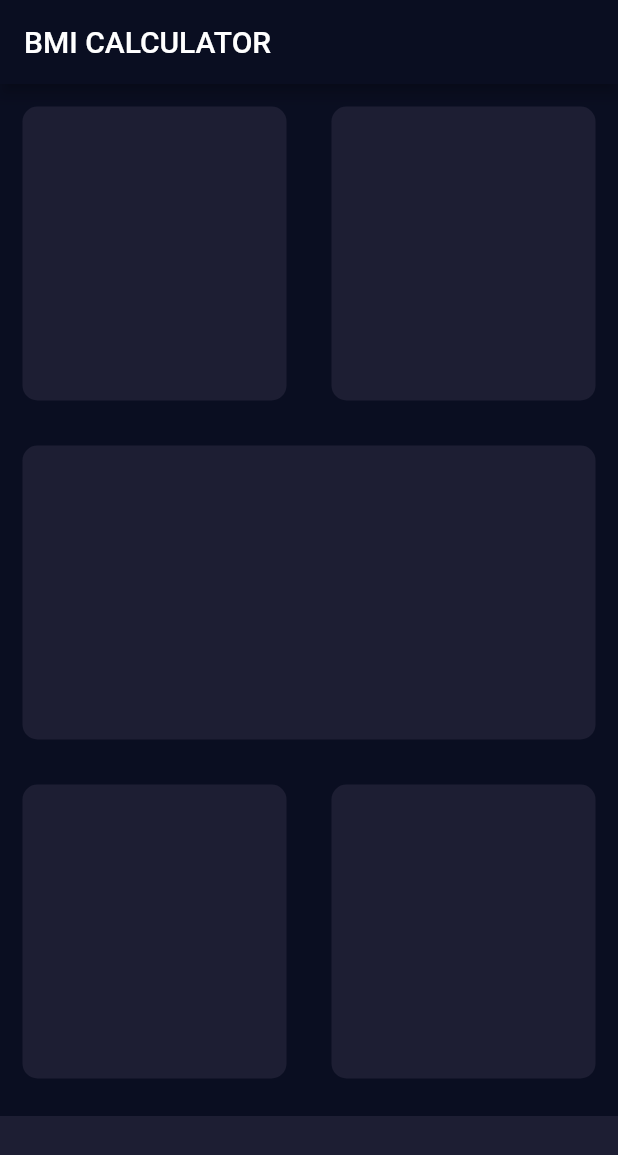
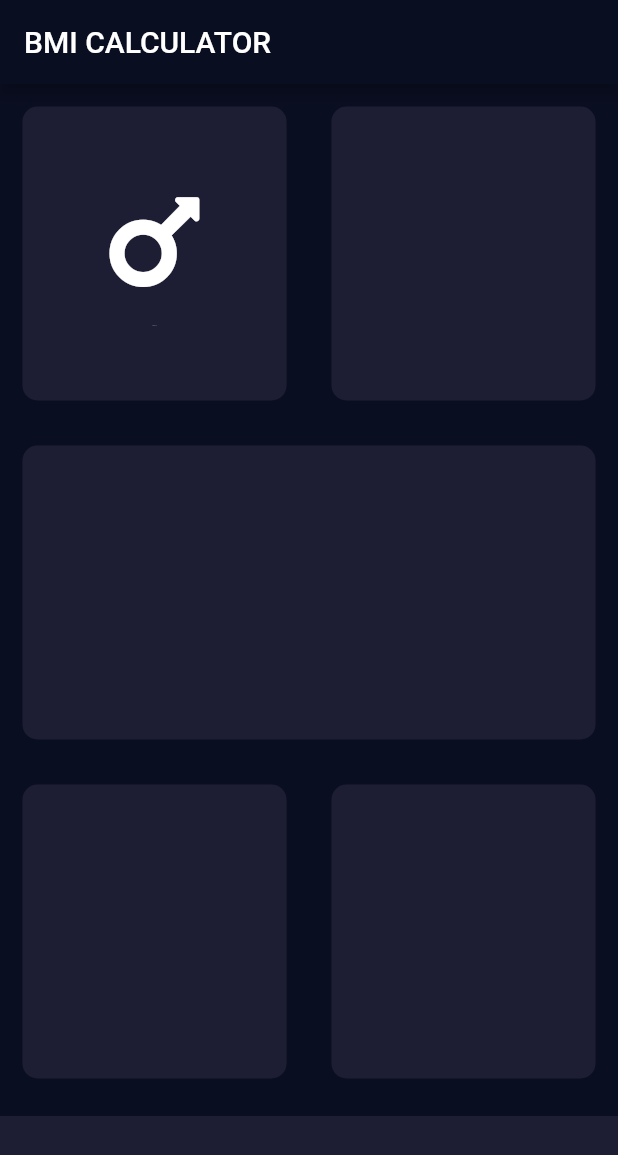
Before and after one commit to ntk-nguyen/bmi-calculator-flutter, a Flutter app: the screen it shows after launch, on a phone screen of 412 x 824 dp. Shown: the top 1155 px of the screen. Run offline on Flutter 3.47's test engine with Material 2 defaults, Android fonts, the phone set to English and light mode, and no system bars; our stand-ins replace font_awesome_flutter.

Commit message:
Customize widgets and add font-awesome-flutter

```diff
--- a/lib/input_page.dart
+++ b/lib/input_page.dart
@@ -1,4 +1,5 @@
 import 'package:flutter/material.dart';
+import 'package:font_awesome_flutter/font_awesome_flutter.dart';
 
 const activeCardColor = Color(0xFF1D1E33);
 const bottomContainerColor = Color(0xFF1D1E33);
@@ -22,7 +23,27 @@ class _InputPageState extends State<InputPage> {
             child: Row(
               children: <Widget>[
                 Expanded(
-                    child: ReusableCard(color: activeCardColor)
+                    child: ReusableCard(
+                        color: activeCardColor,
+                        cardChild: Column(
+                          mainAxisAlignment: MainAxisAlignment.center,
+                          children: <Widget>[
+                            Icon(
+                              FontAwesomeIcons.mars,
+                              size: 80.0,
+                            ),
+                            SizedBox(
+                              height: 15.0,
+                            ),
+                            Text('MALE',
+                                style: TextStyle(
+                                    fontSize: 1.0,
+                                  color: Color(0xFF8D8E98),
+                              ),
+                            ),
+                          ],
+                        ),
+                    )
                 ),
                 Expanded(
                     child: ReusableCard(color: activeCardColor)
--- a/pubspec.yaml
+++ b/pubspec.yaml
@@ -12,7 +12,7 @@ dependencies:
 
   cupertino_icons: ^0.1.2
 
-  font-awesome-flutter: ^8.5.0
+  font_awesome_flutter: ^8.5.0
 
 dev_dependencies:
   flutter_test:
```
